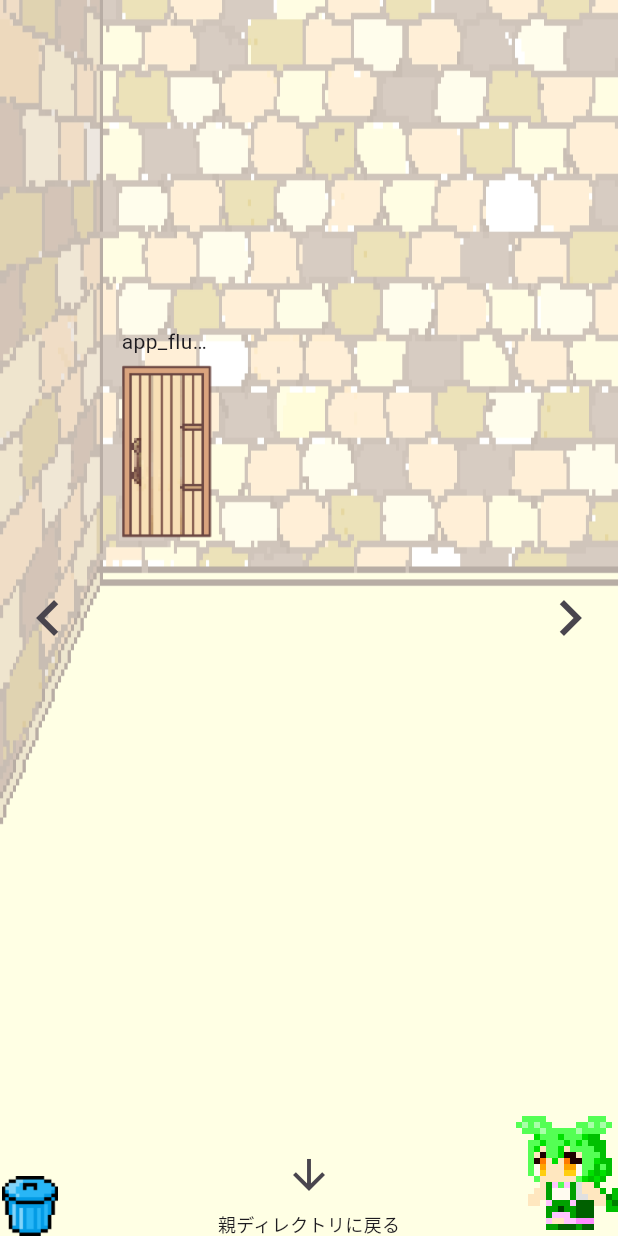
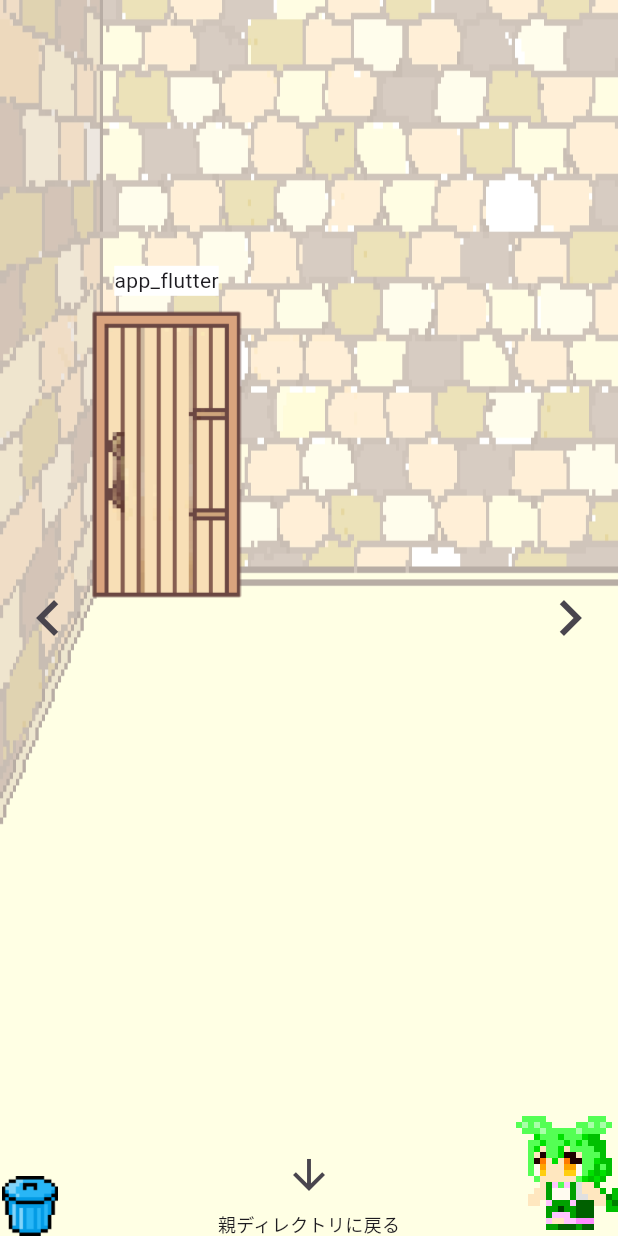
Before and after one commit to multimikan/GiikuCamp_vol11, a Flutter app: the screen it shows after launch, after a tap on the "arrow downward" icon, on a phone screen of 412 x 824 dp. Run offline on Flutter 3.47's test engine with Material 3 defaults, Android fonts, the phone set to English and light mode, and no system bars; our stand-ins replace open_file; missing offline and left inert: dart:ffi, win32, window_size.

Commit message:
Update zunda_room_view.dart

```diff
--- a/giiku_camp_vol11_flutter_app/lib/zunda_room/zunda_room_view.dart
+++ b/giiku_camp_vol11_flutter_app/lib/zunda_room/zunda_room_view.dart
@@ -285,15 +285,18 @@ class _ObjIconState extends State<ObjIcon> {
           onDoubleTap();
         },
         child: SizedBox(
-          width: 60,
+          width: 100,
           child: Center(
             child: Column(
               children: [
-                Text(
-                  obj?.name ?? "",
-                  maxLines: 1,
-                  overflow: TextOverflow.ellipsis,
-                  softWrap: true,
+                Container(
+                  color: Colors.white,
+                  child: Text(
+                    obj?.name ?? "",
+                    maxLines: 1,
+                    overflow: TextOverflow.ellipsis,
+                    softWrap: true,
+                  ),
                 ),
                 obj?.image ?? const SizedBox(),
               ],
```
